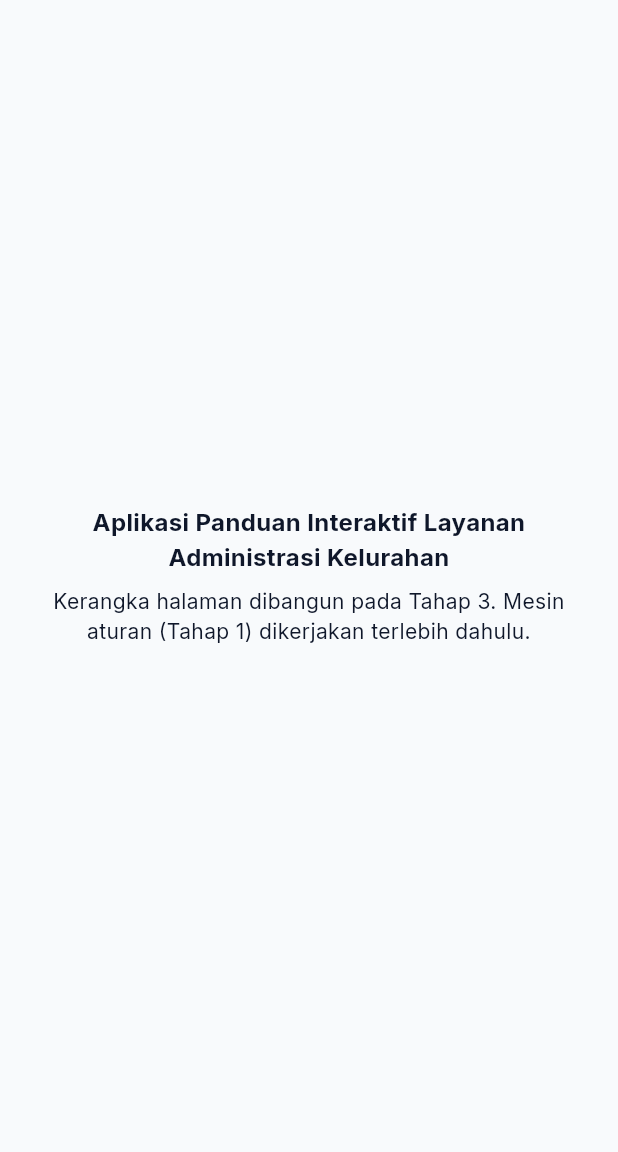
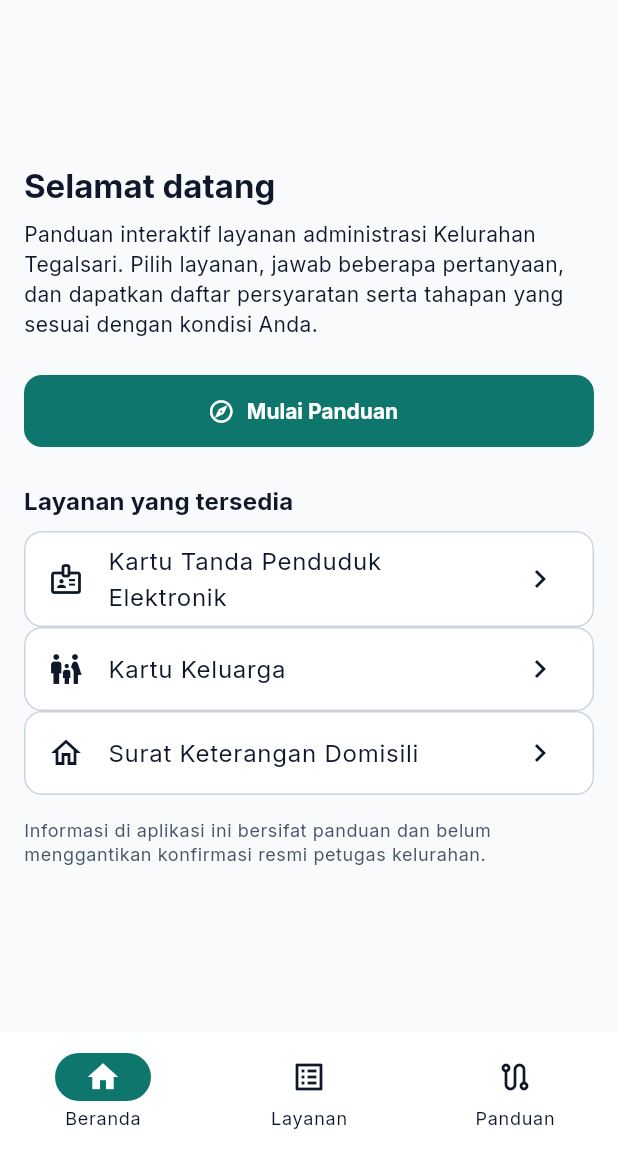
Before and after one commit to elisasp0/ips-guide, a Flutter app: the screen it shows after launch, on a phone screen of 412 x 824 dp, the part 84-1236 px from its top. Run offline on Flutter 3.47's test engine with Material 3 defaults, Android fonts, the phone set to English and light mode, and no system bars; our stand-ins replace flutter_riverpod, go_router.

Commit message:
Tahap 3: kerangka UI & navigasi
- router.dart: go_router + ShellRoute (/, /layanan, /panduan); di luar shell:
  /login, /panduan/:serviceId, /hasil, /admin; errorBuilder 404
- shell.dart: AdaptiveShell — NavigationBar (<600 px) / NavigationRail
  (>=600 px); item tetap Beranda · Layanan · Panduan
- H2 Beranda: sapaan, tombol Mulai Panduan, kartu 3 layanan
- H3 Pilih Layanan: FutureProvider dari repository in-memory; kartu nonaktif
  bertanda Belum tersedia dan tidak dapat dipilih (T-06); keadaan galat
- Tab Panduan: keadaan kosong; H4/H5/H6/login masih placeholder tahap berikutnya
- providers.dart: repositoryProvider + servicesProvider (riverpod)
- Uji widget navigasi: pindah tab, kartu -> H4, 404; total 109 uji hijau,
  flutter analyze bersih

```diff
--- a/lib/app/app.dart
+++ b/lib/app/app.dart
@@ -1,58 +1,20 @@
 import 'package:flutter/material.dart';
+import 'package:flutter_riverpod/flutter_riverpod.dart';
 
+import 'router.dart';
 import 'theme.dart';
 
-/// Root aplikasi IPS-Guide.
-///
-/// Tahap 0: bootstrap minimal — tema dari §13, tanpa demo counter.
-/// Routing (go_router), guard, dan halaman riil menyusul pada Tahap 3.
-class IpsGuideApp extends StatelessWidget {
+/// Root aplikasi IPS-Guide (§3.2 lapisan `app/`): tema §13 + routing.
+class IpsGuideApp extends ConsumerWidget {
   const IpsGuideApp({super.key});
 
   @override
-  Widget build(BuildContext context) {
-    return MaterialApp(
+  Widget build(BuildContext context, WidgetRef ref) {
+    return MaterialApp.router(
       title: 'IPS-Guide',
       debugShowCheckedModeBanner: false,
       theme: appTheme,
-      home: const PlaceholderPage(),
+      routerConfig: ref.watch(routerProvider),
     );
   }
 }
-
-/// Halaman sementara sebelum kerangka navigasi dibangun di Tahap 3.
-class PlaceholderPage extends StatelessWidget {
-  const PlaceholderPage({super.key});
-
-  @override
-  Widget build(BuildContext context) {
-    return Scaffold(
-      appBar: AppBar(title: const Text('IPS-Guide')),
-      body: Center(
-        child: Padding(
-          padding: const EdgeInsets.all(16),
-          child: Column(
-            mainAxisAlignment: MainAxisAlignment.center,
-            children: [
-              const Text(
-                'Aplikasi Panduan Interaktif Layanan Administrasi Kelurahan',
-                textAlign: TextAlign.center,
-                style: TextStyle(fontSize: 16, fontWeight: FontWeight.w700),
-              ),
-              const SizedBox(height: 8),
-              Text(
-                'Kerangka halaman dibangun pada Tahap 3. '
-                'Mesin aturan (Tahap 1) dikerjakan terlebih dahulu.',
-                textAlign: TextAlign.center,
-                style: TextStyle(
-                  fontSize: 14,
-                  color: Theme.of(context).colorScheme.onSurfaceVariant,
-                ),
-              ),
-            ],
-          ),
-        ),
-      ),
-    );
-  }
-}
--- /dev/null
+++ b/lib/app/router.dart
@@ -0,0 +1,79 @@
+import 'package:flutter_riverpod/flutter_riverpod.dart';
+import 'package:go_router/go_router.dart';
+
+import '../core/widgets/simple_pages.dart';
+import '../features/auth/presentation/login_page.dart';
+import '../features/guidance/presentation/guidance_tab_page.dart';
+import '../features/home/presentation/home_page.dart';
+import '../features/services/presentation/service_list_page.dart';
+import 'shell.dart';
+
+/// Navigasi (§3.6): ShellRoute untuk tiga tab utama; di luar shell:
+/// /login, /panduan/:serviceId (H4), /hasil (H5), /admin (H6).
+///
+/// Guard login/peran ditambahkan pada Tahap 5 (autentikasi).
+final routerProvider = Provider<GoRouter>((ref) {
+  return GoRouter(
+    initialLocation: '/',
+    routes: [
+      ShellRoute(
+        builder: (context, state, child) {
+          final path = state.uri.path;
+          final int index;
+          if (path.startsWith('/layanan')) {
+            index = 1;
+          } else if (path.startsWith('/panduan')) {
+            index = 2;
+          } else {
+            index = 0;
+          }
+          return AdaptiveShell(selectedIndex: index, child: child);
+        },
+        routes: [
+          GoRoute(
+            path: '/',
+            name: 'beranda',
+            builder: (context, state) => const HomePage(),
+          ),
+          GoRoute(
+            path: '/layanan',
+            name: 'layanan',
+            builder: (context, state) => const ServiceListPage(),
+          ),
+          GoRoute(
+            path: '/panduan',
+            name: 'panduan',
+            builder: (context, state) => const GuidanceTabPage(),
+          ),
+        ],
+      ),
+      GoRoute(
+        path: '/login',
+        name: 'login',
+        builder: (context, state) => const LoginPage(),
+      ),
+      GoRoute(
+        path: '/panduan/:serviceId',
+        name: 'pertanyaan',
+        builder: (context, state) => PlaceholderPage(
+          title: 'Pertanyaan Panduan',
+          pesan: 'Dibangun pada Tahap 4 '
+              '(layanan: ${state.pathParameters['serviceId'] ?? '-'}).',
+        ),
+      ),
+      GoRoute(
+        path: '/hasil',
+        name: 'hasil',
+        builder: (context, state) =>
+            const PlaceholderPage(title: 'Hasil Panduan', pesan: 'Dibangun pada Tahap 4.'),
+      ),
+      GoRoute(
+        path: '/admin',
+        name: 'admin',
+        builder: (context, state) =>
+            const PlaceholderPage(title: 'Kelola Panduan', pesan: 'Dibangun pada Tahap 7.'),
+      ),
+    ],
+    errorBuilder: (context, state) => const NotFoundPage(),
+  );
+});
--- /dev/null
+++ b/lib/app/shell.dart
@@ -0,0 +1,84 @@
+import 'package:flutter/material.dart';
+import 'package:go_router/go_router.dart';
+
+import '../core/layout/responsive.dart';
+
+/// Kerangka navigasi adaptif (§3.6, §6):
+/// - mobile (<600 px): NavigationBar;
+/// - web/lebar (>=600 px): NavigationRail.
+///
+/// Item navigasi utama tetap: Beranda · Layanan · Panduan (Minggu 3).
+class AdaptiveShell extends StatelessWidget {
+  final int selectedIndex;
+  final Widget child;
+
+  const AdaptiveShell({
+    super.key,
+    required this.selectedIndex,
+    required this.child,
+  });
+
+  static const _destinations = [
+    (path: '/', label: 'Beranda', icon: Icons.home_outlined, selected: Icons.home),
+    (
+      path: '/layanan',
+      label: 'Layanan',
+      icon: Icons.list_alt_outlined,
+      selected: Icons.list_alt,
+    ),
+    (
+      path: '/panduan',
+      label: 'Panduan',
+      icon: Icons.route_outlined,
+      selected: Icons.route,
+    ),
+  ];
+
+  void _go(BuildContext context, int index) =>
+      context.go(_destinations[index].path);
+
+  @override
+  Widget build(BuildContext context) {
+    final lebar = MediaQuery.sizeOf(context).width;
+
+    if (lebar >= kResponsiveBreakpoint) {
+      return Scaffold(
+        body: Row(
+          children: [
+            NavigationRail(
+              selectedIndex: selectedIndex.clamp(0, _destinations.length - 1),
+              onDestinationSelected: (i) => _go(context, i),
+              labelType: NavigationRailLabelType.all,
+              destinations: [
+                for (final d in _destinations)
+                  NavigationRailDestination(
+                    icon: Icon(d.icon),
+                    selectedIcon: Icon(d.selected),
+                    label: Text(d.label),
+                  ),
+              ],
+            ),
+            const VerticalDivider(width: 1, thickness: 1),
+            Expanded(child: child),
+          ],
+        ),
+      );
+    }
+
+    return Scaffold(
+      body: child,
+      bottomNavigationBar: NavigationBar(
+        selectedIndex: selectedIndex.clamp(0, _destinations.length - 1),
+        onDestinationSelected: (i) => _go(context, i),
+        destinations: [
+          for (final d in _destinations)
+            NavigationDestination(
+              icon: Icon(d.icon),
+              selectedIcon: Icon(d.selected),
+              label: d.label,
+            ),
+        ],
+      ),
+    );
+  }
+}
--- /dev/null
+++ b/lib/core/layout/responsive.dart
@@ -0,0 +1,16 @@
+import 'package:flutter/material.dart';
+
+/// Breakpoint responsif — 600 px (style guide Minggu 4, §13).
+///
+/// Di bawah 600 px: NavigationBar (bottom navigation).
+/// 600 px ke atas: NavigationRail (sidebar).
+const double kResponsiveBreakpoint = 600;
+
+/// Margin tepi 16 px, jarak kelipatan 8 (§13.3).
+const double kPagePadding = 16;
+
+bool isWide(BuildContext context) =>
+    MediaQuery.sizeOf(context).width >= kResponsiveBreakpoint;
+
+/// Lebar maksimum konten H5 (§13.6: Hasil Panduan 720 px).
+const double kResultMaxWidth = 720;
--- /dev/null
+++ b/lib/features/home/presentation/home_page.dart
@@ -0,0 +1,101 @@
+import 'package:flutter/material.dart';
+import 'package:go_router/go_router.dart';
+
+import '../../../core/layout/responsive.dart';
+
+/// H2 Beranda (§5, wireframe Minggu 4): sapaan, kartu layanan, tombol
+/// "Mulai Panduan".
+class HomePage extends StatelessWidget {
+  const HomePage({super.key});
+
+  @override
+  Widget build(BuildContext context) {
+    final theme = Theme.of(context);
+    return Scaffold(
+      appBar: AppBar(title: const Text('IPS-Guide')),
+      body: SafeArea(
+        child: Center(
+          child: SingleChildScrollView(
+            padding: const EdgeInsets.all(kPagePadding),
+            child: ConstrainedBox(
+              constraints: const BoxConstraints(maxWidth: 720),
+              child: Column(
+                crossAxisAlignment: CrossAxisAlignment.stretch,
+                children: [
+                  const SizedBox(height: 8),
+                  Text(
+                    'Selamat datang',
+                    style: theme.textTheme.titleLarge,
+                  ),
+                  const SizedBox(height: 8),
+                  Text(
+                    'Panduan interaktif layanan administrasi '
+                    'Kelurahan Tegalsari. Pilih layanan, jawab beberapa '
+                    'pertanyaan, dan dapatkan daftar persyaratan serta '
+                    'tahapan yang sesuai dengan kondisi Anda.',
+                    style: theme.textTheme.bodyMedium,
+                  ),
+                  const SizedBox(height: 24),
+                  FilledButton.icon(
+                    onPressed: () => context.go('/layanan'),
+                    icon: const Icon(Icons.explore_outlined),
+                    label: const Text('Mulai Panduan'),
+                  ),
+                  const SizedBox(height: 24),
+                  Text('Layanan yang tersedia', style: theme.textTheme.titleMedium),
+                  const SizedBox(height: 8),
+                  _KartuLayanan(
+                    ikon: Icons.badge_outlined,
+                    judul: 'Kartu Tanda Penduduk Elektronik',
+                    onTap: () => context.go('/panduan/ktp'),
+                  ),
+                  _KartuLayanan(
+                    ikon: Icons.family_restroom_outlined,
+                    judul: 'Kartu Keluarga',
+                    onTap: () => context.go('/panduan/kk'),
+                  ),
+                  _KartuLayanan(
+                    ikon: Icons.home_outlined,
+                    judul: 'Surat Keterangan Domisili',
+                    onTap: () => context.go('/panduan/domisili'),
+                  ),
+                  const SizedBox(height: 16),
+                  Text(
+                    'Informasi di aplikasi ini bersifat panduan dan belum '
+                    'menggantikan konfirmasi resmi petugas kelurahan.',
+                    style: theme.textTheme.bodySmall,
+                  ),
+                  const SizedBox(height: 8),
+                ],
+              ),
+            ),
+          ),
+        ),
+      ),
+    );
+  }
+}
+
+class _KartuLayanan extends StatelessWidget {
+  final IconData ikon;
+  final String judul;
+  final VoidCallback onTap;
+
+  const _KartuLayanan({
+    required this.ikon,
+    required this.judul,
+    required this.onTap,
+  });
+
+  @override
+  Widget build(BuildContext context) {
+    return Card(
+      child: ListTile(
+        onTap: onTap,
+        leading: Icon(ikon),
+        title: Text(judul),
+        trailing: const Icon(Icons.chevron_right),
+      ),
+    );
+  }
+}
--- a/lib/main.dart
+++ b/lib/main.dart
@@ -1,7 +1,8 @@
 import 'package:flutter/material.dart';
+import 'package:flutter_riverpod/flutter_riverpod.dart';
 
 import 'app/app.dart';
 
 void main() {
-  runApp(const IpsGuideApp());
+  runApp(const ProviderScope(child: IpsGuideApp()));
 }
```
Also changed, not shown: lib/core/widgets/simple_pages.dart (added, +71 -0 lines), lib/data/providers.dart (added, +18 -0 lines), lib/features/auth/presentation/login_page.dart (added, +22 -0 lines), lib/features/guidance/presentation/guidance_tab_page.dart (added, +46 -0 lines), lib/features/services/presentation/service_list_page.dart (added, +105 -0 lines), 2 other files.
